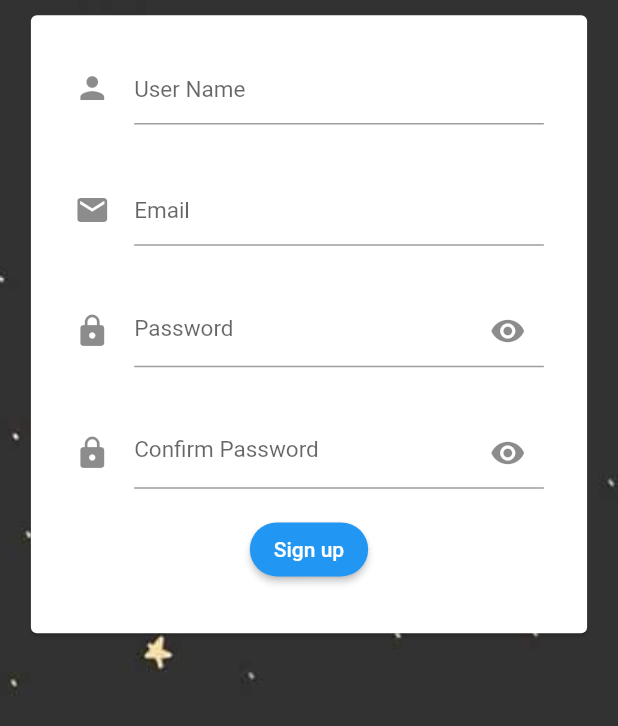
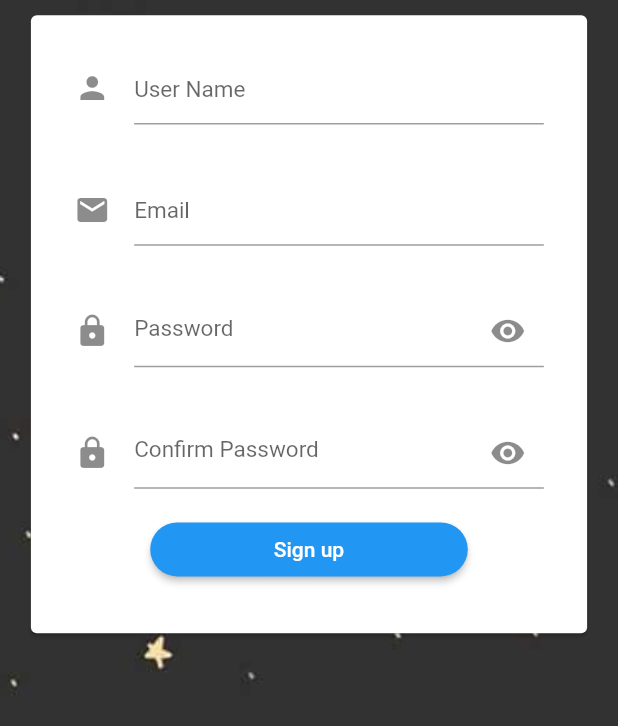
Before and after one commit to WaseemAlBizreh/product_store, a Flutter app: the screen it shows after launch, on a phone screen of 412 x 824 dp, the part 510-1236 px from its top. Run offline on Flutter 3.47's test engine with Material 2 defaults, Android fonts, the phone set to English and light mode, and no system bars.

Commit message:
v1button

```diff
--- a/lib/pages/register.dart
+++ b/lib/pages/register.dart
@@ -135,6 +135,13 @@ class _RegisterState extends State<Register> {
                               ),
                               ElevatedButton(
                                   style: ButtonStyle(
+                                    padding: MaterialStateProperty.all(
+                                      EdgeInsets.fromLTRB(
+                                          constraints.minWidth * 0.2,
+                                          constraints.minHeight * 0.01,
+                                          constraints.minWidth * 0.2,
+                                          constraints.minHeight * 0.01),
+                                    ),
                                     shape: MaterialStateProperty.all(
                                       RoundedRectangleBorder(
                                         borderRadius:BorderRadius.circular(35),
--- a/pubspec.yaml
+++ b/pubspec.yaml
@@ -35,6 +35,7 @@ dependencies:
   # Use with the CupertinoIcons class for iOS style icons.
   cupertino_icons: ^1.0.2
   http: ^0.13.4
+  provider: ^6.0.1
 
 dev_dependencies:
   flutter_test:
```
Also changed, not shown: pubspec.lock.
